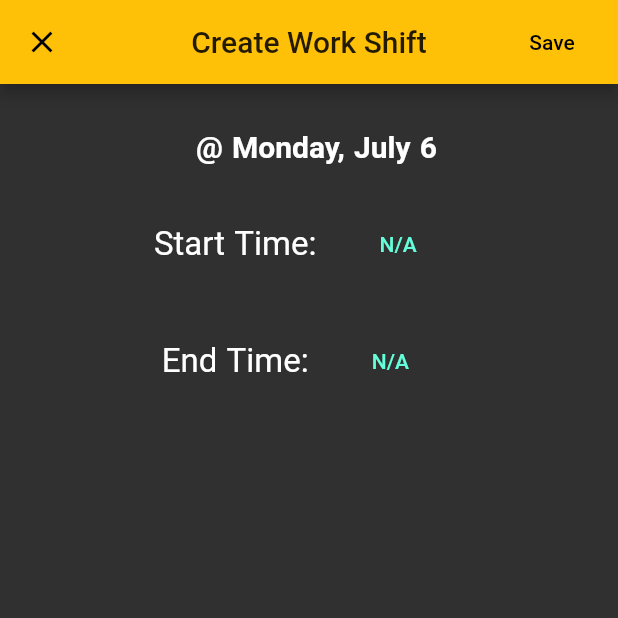
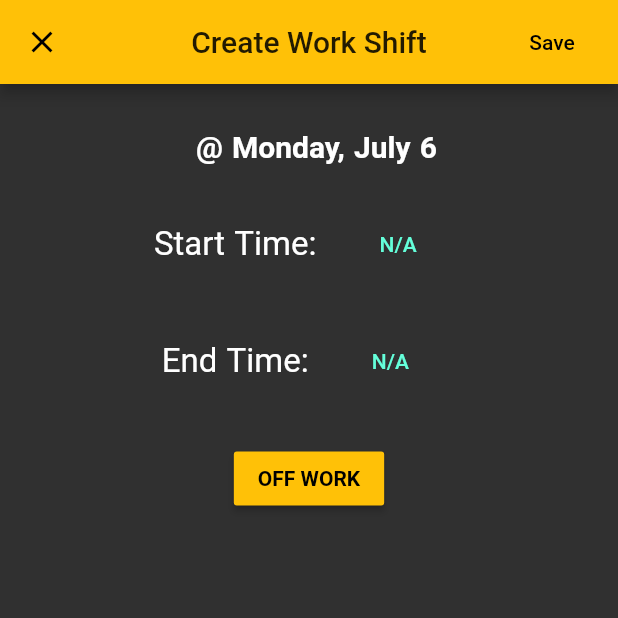
Before and after one commit to Francesco99975/WorkSchedule, a Flutter app: the ShiftMaker screen opened directly with empty values, on a phone screen of 412 x 824 dp, the top half of it. Run offline on Flutter 3.47's test engine with Material 2 defaults, Android fonts, the phone set to English and light mode, and no system bars; our stand-ins replace flutter_colorpicker, sqflite; missing offline and left inert: time_machine, timetable; accounts and stored records are empty.

```diff
--- a/lib/widgets/EmployeeList.dart
+++ b/lib/widgets/EmployeeList.dart
@@ -1,5 +1,6 @@
 import 'package:flutter/material.dart';
 import 'package:flutter_colorpicker/flutter_colorpicker.dart';
+import 'package:intl/intl.dart';
 import 'package:work_schedule/db/database_provider.dart';
 import '../models/employee.dart';
 
@@ -21,7 +22,9 @@ class EmployeeList extends StatelessWidget {
               radius: 30,
               backgroundColor: Color(_empList[index].color),
               child: Text(
-                "${_empList[index].hours}H",
+                NumberFormat('##0.##', 'en_US')
+                        .format(_empList[index].getWeekHours()) +
+                    "H",
                 style: TextStyle(
                     color: useWhiteForeground(Color(_empList[index].color))
                         ? const Color(0xffffffff)
--- a/lib/widgets/ShiftMaker.dart
+++ b/lib/widgets/ShiftMaker.dart
@@ -183,6 +183,26 @@ class _ShiftMakerState extends State<ShiftMaker> {
                 },
               ),
             ],
+          ),
+          SizedBox(
+            height: 30,
+          ),
+          Center(
+            child: RaisedButton(
+              child: Text(
+                "OFF WORK",
+                style: TextStyle(fontWeight: FontWeight.bold),
+              ),
+              color: Colors.amber,
+              textColor: Colors.black,
+              onPressed: () {
+                setState(() {
+                  _start = null;
+                  _end = null;
+                });
+                Navigator.of(context).pop(widget._date);
+              },
+            ),
           )
         ],
       ),
```
Also changed, not shown: lib/main.dart (+15 -4 lines), lib/models/employee.dart (+18 -0 lines), lib/widgets/ScheduleCompiler.dart (+14 -25 lines).
